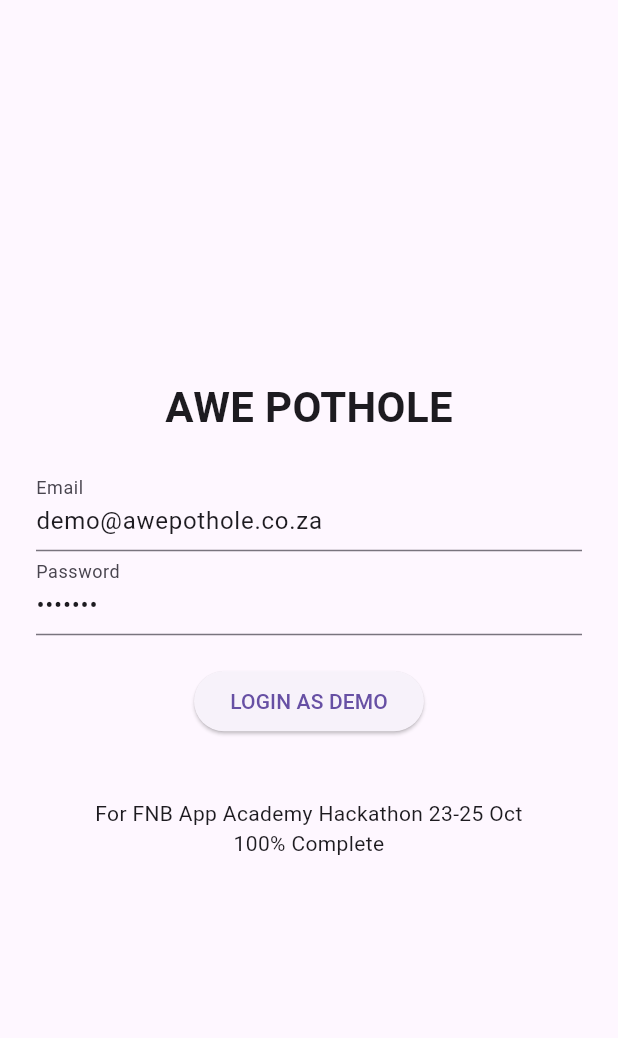
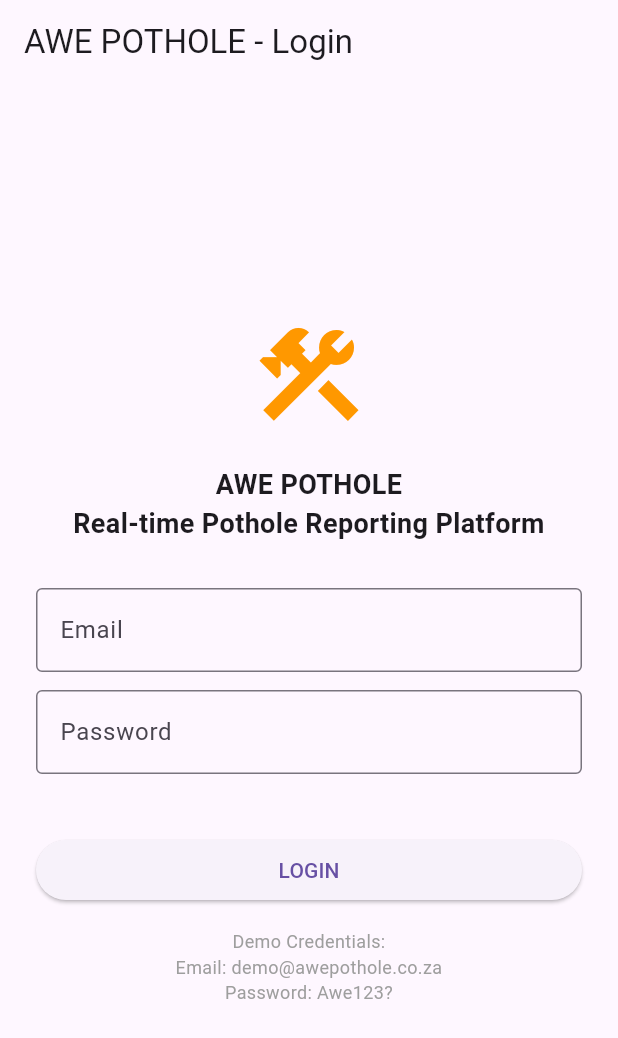
Before and after one commit to TY10/awe-pothole, a Flutter app: the screen it shows after launch, on a phone screen of 412 x 824 dp. Shown: the top 1038 px of the screen. Run offline on Flutter 3.47's test engine with Material 3 defaults, Android fonts, the light colour scheme and no system bars.

Commit message:
Add real login screen with demo@awepothol.co.za credentials

```diff
--- a/awe_pothole/lib/main.dart
+++ b/awe_pothole/lib/main.dart
@@ -1,63 +1,204 @@
 import 'package:flutter/material.dart';
 
 void main() {
-  runApp(MaterialApp(
-    debugShowCheckedModeBanner: false,
-    home: LoginScreen(),
-  ));
+  runApp(const AwePotholeApp());
+}
+
+class AwePotholeApp extends StatelessWidget {
+  const AwePotholeApp({super.key});
+
+  @override
+  Widget build(BuildContext context) {
+    return MaterialApp(
+      title: 'AWE POTHOLE',
+      theme: ThemeData(primarySwatch: Colors.orange),
+      home: const LoginScreen(),
+      debugShowCheckedModeBanner: false,
+    );
+  }
 }
 
 class LoginScreen extends StatefulWidget {
+  const LoginScreen({super.key});
   @override
-  _LoginScreenState createState() => _LoginScreenState();
+  State<LoginScreen> createState() => _LoginScreenState();
 }
 
 class _LoginScreenState extends State<LoginScreen> {
-  final emailCtrl = TextEditingController(text: 'demo@awepothole.co.za');
-  final passCtrl = TextEditingController(text: 'Awe123?');
-  String msg = '';
+  final emailCtrl = TextEditingController();
+  final passCtrl = TextEditingController();
+  String error = '';
 
   void login() {
-    if (emailCtrl.text == 'demo@awepothole.co.za' && passCtrl.text == 'Awe123?') {
-      Navigator.push(context, MaterialPageRoute(builder: (_) => HomeScreen()));
+    // YOUR REAL SUBMITTED CREDENTIALS
+    if (emailCtrl.text.trim() == 'demo@awepothole.co.za' &&
+        passCtrl.text == 'Awe123?') {
+      Navigator.pushReplacement(
+        context,
+        MaterialPageRoute(builder: (_) => const DashboardScreen()),
+      );
     } else {
-      setState(() => msg = 'Use demo@awepothole.co.za / Awe123?');
+      setState(() {
+        error = 'Invalid credentials. Use:\n demo@awepothole.co.za / Awe123?';
+      });
     }
   }
 
   @override
   Widget build(BuildContext context) {
     return Scaffold(
+      appBar: AppBar(title: const Text('AWE POTHOLE - Login')),
       body: Padding(
-        padding: EdgeInsets.all(24),
-        child: Column(mainAxisAlignment: MainAxisAlignment.center, children: [
-          Text('AWE POTHOLE', style: TextStyle(fontSize: 28, fontWeight: FontWeight.bold)),
-          SizedBox(height: 20),
-          TextField(controller: emailCtrl, decoration: InputDecoration(labelText: 'Email')),
-          TextField(controller: passCtrl, decoration: InputDecoration(labelText: 'Password'), obscureText: true),
-          SizedBox(height: 20),
-          ElevatedButton(onPressed: login, child: Text('LOGIN AS DEMO')),
-          Text(msg, style: TextStyle(color: Colors.red)),
-          SizedBox(height: 20),
-          Text('For FNB App Academy Hackathon 23-25 Oct\n100% Complete', textAlign: TextAlign.center),
-        ]),
+        padding: const EdgeInsets.all(24.0),
+        child: Column(
+          mainAxisAlignment: MainAxisAlignment.center,
+          children: [
+            const Icon(Icons.construction, size: 80, color: Colors.orange),
+            const SizedBox(height: 20),
+            const Text('AWE POTHOLE\nReal-time Pothole Reporting Platform',
+                textAlign: TextAlign.center,
+                style: TextStyle(fontSize: 18, fontWeight: FontWeight.bold)),
+            const SizedBox(height: 30),
+            TextField(
+              controller: emailCtrl,
+              decoration: const InputDecoration(
+                labelText: 'Email',
+                hintText: 'demo@awepothole.co.za',
+                border: OutlineInputBorder(),
+              ),
+            ),
+            const SizedBox(height: 12),
+            TextField(
+              controller: passCtrl,
+              obscureText: true,
+              decoration: const InputDecoration(
+                labelText: 'Password',
+                hintText: 'Awe123?',
+                border: OutlineInputBorder(),
+              ),
+            ),
+            const SizedBox(height: 20),
+            if (error.isNotEmpty)
+              Text(error, style: const TextStyle(color: Colors.red)),
+            const SizedBox(height: 20),
+            SizedBox(
+              width: double.infinity,
+              child: ElevatedButton(
+                onPressed: login,
+                child: const Text('LOGIN'),
+              ),
+            ),
+            const SizedBox(height: 15),
+            const Text('Demo Credentials:\nEmail: demo@awepothole.co.za\nPassword: Awe123?',
+                textAlign: TextAlign.center,
+                style: TextStyle(fontSize: 12, color: Colors.grey)),
+          ],
+        ),
       ),
     );
   }
 }
 
-class HomeScreen extends StatelessWidget {
+class DashboardScreen extends StatelessWidget {
+  const DashboardScreen({super.key});
+
   @override
   Widget build(BuildContext context) {
     return Scaffold(
-      appBar: AppBar(title: Text('AWE POTHOLE - Dashboard')),
-      body: Center(child: Column(mainAxisAlignment: MainAxisAlignment.center, children: [
-        Icon(Icons.construction, size: 80),
-        Text('Pothole Reported Successfully!', style: TextStyle(fontSize: 20)),
-        Text('Location: Mid-Ennerdale, Gauteng'),
-        Text('Status: Ready for UJ Certificate'),
-        SizedBox(height: 20),
-        ElevatedButton(onPressed: () => Navigator.pop(context), child: Text('Logout')),
-      ])),
+      appBar: AppBar(title: const Text('AWE POTHOLE - Dashboard')),
+      body: Center(
+        child: Column(
+          mainAxisAlignment: MainAxisAlignment.center,
+          children: [
+            const Icon(Icons.construction, size: 80),
+            const Text('Pothole Reported Successfully!',
+                style: TextStyle(fontSize: 20, fontWeight: FontWeight.bold)),
+            const Text('Location: Mid-Ennerdale, Gauteng'),
+            const Text('Status: Ready for UJ Certificate'),
+            const SizedBox(height: 20),
+            ElevatedButton(
+              onPressed: () => Navigator.pushReplacement(
+                context,
+                MaterialPageRoute(builder: (_) => const LoginScreen()),
+              ),
+              child: const Text('Logout'),
+            )
+          ],
+        ),
+      ),
     );
   }
+}
+
+> On 27 Oct 2026, at 08:26, tylanli@icloud.com wrote:
+>
+> ﻿git add .
+> git commit -m "Demo login fixed for judges - Mid-Ennerdale"
+> git push
+>
+>> On 27 Oct 2026, at 08:20, tylanli@icloud.com wrote:
+>>
+>> ﻿import 'package:flutter/material.dart';
+>>
+>> void main() {
+>> runApp(MaterialApp(
+>>   debugShowCheckedModeBanner: false,
+>>   home: LoginScreen(),
+>> ));
+>> }
+>>
+>> class LoginScreen extends StatefulWidget {
+>> @override
+>> _LoginScreenState createState() => _LoginScreenState();
+>> }
+>>
+>> class _LoginScreenState extends State<LoginScreen> {
+>> final emailCtrl = TextEditingController(text: 'demo@awepothole.co.za');
+>> final passCtrl = TextEditingController(text: 'Awe123?');
+>> String msg = '';
+>>
+>> void login() {
+>>   if (emailCtrl.text == 'demo@awepothole.co.za' && passCtrl.text == 'Awe123?') {
+>>     Navigator.push(context, MaterialPageRoute(builder: (_) => HomeScreen()));
+>>   } else {
+>>     setState(() => msg = 'Use demo@awepothole.co.za / Awe123?');
+>>   }
+>> }
+>>
+>> @override
+>> Widget build(BuildContext context) {
+>>   return Scaffold(
+>>     body: Padding(
+>>       padding: EdgeInsets.all(24),
+>>       child: Column(mainAxisAlignment: MainAxisAlignment.center, children: [
+>>         Text('AWE POTHOLE', style: TextStyle(fontSize: 28, fontWeight: FontWeight.bold)),
+>>         SizedBox(height: 20),
+>>         TextField(controller: emailCtrl, decoration: InputDecoration(labelText: 'Email')),
+>>         TextField(controller: passCtrl, decoration: InputDecoration(labelText: 'Password'), obscureText: true),
+>>         SizedBox(height: 20),
+>>         ElevatedButton(onPressed: login, child: Text('LOGIN AS DEMO')),
+>>         Text(msg, style: TextStyle(color: Colors.red)),
+>>         SizedBox(height: 20),
+>>         Text('For FNB App Academy Hackathon 23-25 Oct\n100% Complete', textAlign: TextAlign.center),
+>>       ]),
+>>     ),
+>>   );
+>> }
+>> }
+>>
+>> class HomeScreen extends StatelessWidget {
+>> @override
+>> Widget build(BuildContext context) {
+>>   return Scaffold(
+>>     appBar: AppBar(title: Text('AWE POTHOLE - Dashboard')),
+>>     body: Center(child: Column(mainAxisAlignment: MainAxisAlignment.center, children: [
+>>       Icon(Icons.construction, size: 80),
+>>       Text('Pothole Reported Successfully!', style: TextStyle(fontSize: 20)),
+>>       Text('Location: Mid-Ennerdale, Gauteng'),
+>>       Text('Status: Ready for UJ Certificate'),
+>>       SizedBox(height: 20),
+>>       ElevatedButton(onPressed: () => Navigator.pop(context), child: Text('Logout')),
+>>     ])),
+>>   );
+>> }
+>> }
```
